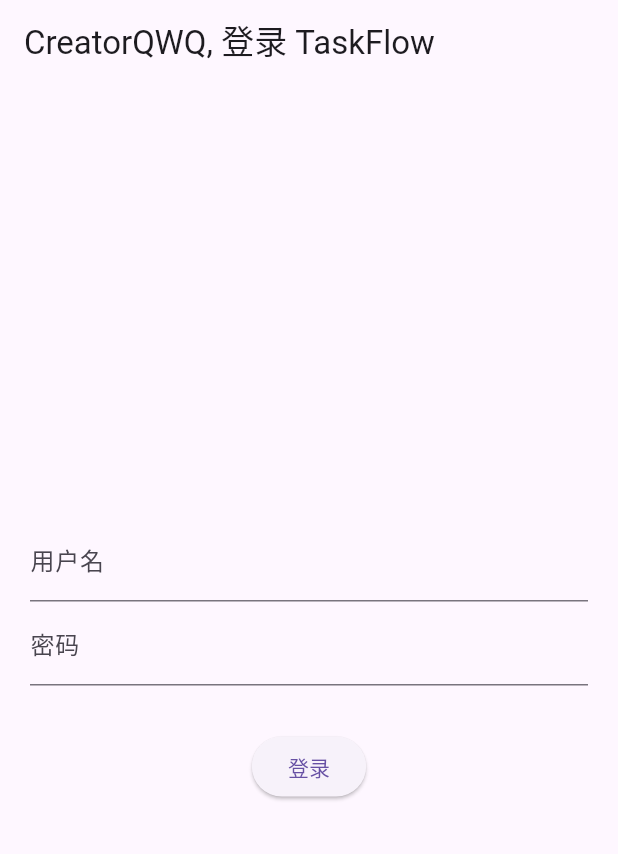
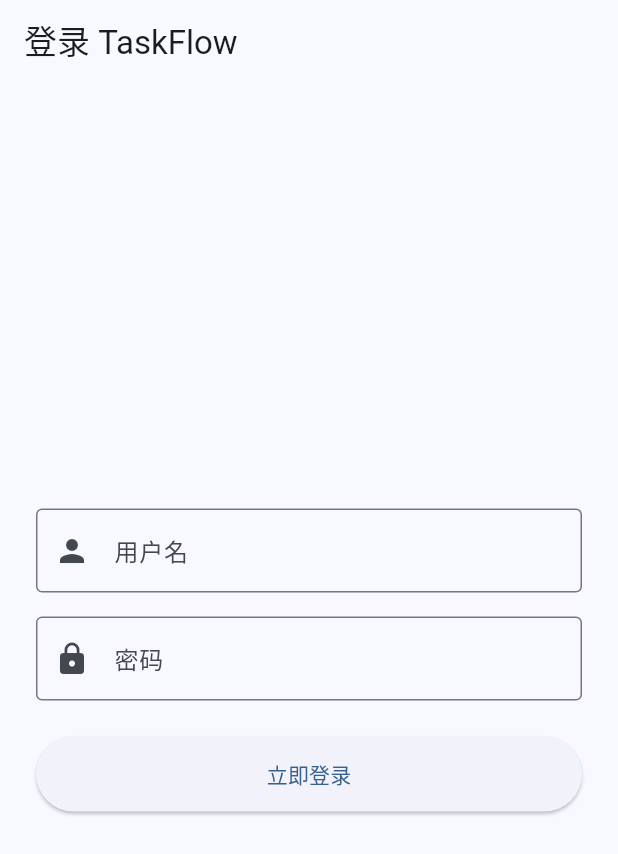
Before and after one commit to CreatorQWQ/taskflow, a Flutter app: the screen it shows after launch, on a phone screen of 412 x 824 dp. Shown: the top 854 px of the screen. Run offline on Flutter 3.47's test engine with Material 3 defaults, Android fonts, the phone set to English and light mode, and no system bars; our stand-ins replace dio, flutter_riverpod, flutter_secure_storage.

Commit message:
feat: 实现任务管理核心功能
添加任务模型、状态管理和界面组件
重构应用入口和路由逻辑
实现任务列表展示、添加和刷新功能

```diff
--- a/frontend/lib/main.dart
+++ b/frontend/lib/main.dart
@@ -1,104 +1,7 @@
-// lib/main.dart
-
 import 'package:flutter/material.dart';
 import 'package:flutter_riverpod/flutter_riverpod.dart';
-import 'src/features/auth/provider/auth_provider.dart';
-import 'src/features/auth/provider/auth_state.dart';
+import 'src/app.dart';
 
 void main() {
-  runApp(const ProviderScope(child: MyApp()));
+  runApp(const ProviderScope(child: TaskFlowApp()));
 }
-
-class MyApp extends ConsumerWidget {
-  const MyApp({super.key});
-
-  @override
-  Widget build(BuildContext context, WidgetRef ref) {
-    // 监听认证状态
-    final authState = ref.watch(authProvider);
-
-    return MaterialApp(
-      title: 'TaskFlow',
-      // 核心逻辑：如果状态是 authenticated，显示主页，否则显示登录页
-      home: authState.status == AuthStatus.authenticated
-          ? const HomeScreen()
-          : LoginScreen(),
-    );
-  }
-}
-
-// 简单的主页组件
-class HomeScreen extends ConsumerWidget {
-  const HomeScreen({super.key});
-
-  @override
-  Widget build(BuildContext context, WidgetRef ref) {
-    return Scaffold(
-      appBar: AppBar(
-        title: const Text("我的任务清单"),
-        actions: [
-          IconButton(
-            icon: const Icon(Icons.logout),
-            onPressed: () => ref.read(authProvider.notifier).logout(),
-          )
-        ],
-      ),
-      body: const Center(child: Text("欢迎回来！任务列表开发中...")),
-    );
-  }
-}
-
-class LoginScreen extends ConsumerWidget {
-  final _userController = TextEditingController();
-  final _passController = TextEditingController();
-
-  @override
-  Widget build(BuildContext context, WidgetRef ref) {
-    // 监听 authProvider 的状态
-    final authState = ref.watch(authProvider);
-
-    return Scaffold(
-      appBar: AppBar(title: const Text("CreatorQWQ, 登录 TaskFlow")),
-      body: Padding(
-        padding: const EdgeInsets.all(20.0),
-        child: Column(
-          mainAxisAlignment: MainAxisAlignment.center,
-          children: [
-            TextField(controller: _userController, decoration: const InputDecoration(labelText: "用户名")),
-            TextField(controller: _passController, decoration: const InputDecoration(labelText: "密码"), obscureText: true),
-            const SizedBox(height: 30),
-
-            // 根据不同状态显示不同内容
-            if (authState.status == AuthStatus.loading)
-              const CircularProgressIndicator()
-            else
-              ElevatedButton(
-                onPressed: () {
-                  // 调用 Notifier 里的登录方法
-                  ref.read(authProvider.notifier).login(
-                    _userController.text,
-                    _passController.text,
-                  );
-                },
-                child: const Text("登录"),
-              ),
-
-            // 如果报错，显示错误信息
-            if (authState.status == AuthStatus.error)
-              Padding(
-                padding: const EdgeInsets.only(top: 20),
-                child: Text(authState.errorMessage ?? "错误", style: const TextStyle(color: Colors.red)),
-              ),
-
-            // 如果成功，显示成功提示
-            if (authState.status == AuthStatus.authenticated)
-              const Padding(
-                padding: const EdgeInsets.only(top: 20),
-                child: Text("登录成功！", style: TextStyle(color: Colors.green, fontSize: 20)),
-              ),
-          ],
-        ),
-      ),
-    );
-  }
-}
--- /dev/null
+++ b/frontend/lib/src/app.dart
@@ -0,0 +1,31 @@
+import 'package:flutter/material.dart';
+import 'package:flutter_riverpod/flutter_riverpod.dart';
+import 'features/auth/provider/auth_provider.dart';
+import 'features/auth/provider/auth_state.dart';
+import 'features/auth/view/login_screen.dart';
+import 'features/tasks/view/home_screen.dart';
+
+class TaskFlowApp extends ConsumerWidget {
+  const TaskFlowApp({super.key});
+
+  @override
+  Widget build(BuildContext context, WidgetRef ref) {
+    final authState = ref.watch(authProvider);
+
+    // 如果正在检查 Token，显示一个全屏加载
+    if (authState.status == AuthStatus.checking) {
+      return const MaterialApp(
+        home: Scaffold(body: Center(child: CircularProgressIndicator())),
+      );
+    }
+
+    return MaterialApp(
+      debugShowCheckedModeBanner: false,
+      title: 'TaskFlow',
+      theme: ThemeData(useMaterial3: true, colorSchemeSeed: Colors.blue),
+      home: authState.status == AuthStatus.authenticated
+          ? const HomeScreen()
+          : LoginScreen(),
+    );
+  }
+}
--- a/frontend/lib/src/features/auth/provider/auth_state.dart
+++ b/frontend/lib/src/features/auth/provider/auth_state.dart
@@ -1,4 +1,4 @@
-enum AuthStatus { initial, loading, authenticated, unauthenticated, error }
+enum AuthStatus { initial, checking,loading, authenticated, unauthenticated, error }
 
 class AuthState {
   final AuthStatus status;
--- /dev/null
+++ b/frontend/lib/src/features/auth/view/login_screen.dart
@@ -0,0 +1,75 @@
+import 'package:flutter/material.dart';
+import 'package:flutter_riverpod/flutter_riverpod.dart';
+import '../provider/auth_provider.dart';
+import '../provider/auth_state.dart';
+
+class LoginScreen extends ConsumerWidget {
+  LoginScreen({super.key});
+
+  // 使用 final 并在 build 外定义，防止重复创建
+  final _userController = TextEditingController();
+  final _passController = TextEditingController();
+
+  @override
+  Widget build(BuildContext context, WidgetRef ref) {
+    final authState = ref.watch(authProvider);
+
+    return Scaffold(
+      appBar: AppBar(title: const Text("登录 TaskFlow")),
+      body: Padding(
+        padding: const EdgeInsets.all(24.0),
+        child: Center(
+          child: SingleChildScrollView( // 防止键盘弹出遮挡
+            child: Column(
+              children: [
+                TextField(
+                  controller: _userController,
+                  decoration: const InputDecoration(
+                    labelText: "用户名",
+                    prefixIcon: Icon(Icons.person),
+                    border: OutlineInputBorder(),
+                  ),
+                ),
+                const SizedBox(height: 16),
+                TextField(
+                  controller: _passController,
+                  decoration: const InputDecoration(
+                    labelText: "密码",
+                    prefixIcon: Icon(Icons.lock),
+                    border: OutlineInputBorder(),
+                  ),
+                  obscureText: true,
+                ),
+                const SizedBox(height: 24),
+                if (authState.status == AuthStatus.loading)
+                  const CircularProgressIndicator()
+                else
+                  SizedBox(
+                    width: double.infinity,
+                    height: 50,
+                    child: ElevatedButton(
+                      onPressed: () {
+                        ref.read(authProvider.notifier).login(
+                          _userController.text,
+                          _passController.text,
+                        );
+                      },
+                      child: const Text("立即登录"),
+                    ),
+                  ),
+                if (authState.status == AuthStatus.error)
+                  Padding(
+                    padding: const EdgeInsets.only(top: 16),
+                    child: Text(
+                      authState.errorMessage ?? "登录失败",
+                      style: const TextStyle(color: Colors.red),
+                    ),
+                  ),
+              ],
+            ),
+          ),
+        ),
+      ),
+    );
+  }
+}
```
Also changed, not shown: frontend/lib/src/features/auth/provider/auth_provider.dart (+14 -2 lines), frontend/lib/src/features/tasks/model/task_model.dart (added, +27 -0 lines), frontend/lib/src/features/tasks/provider/task_provider.dart (added, +45 -0 lines), frontend/lib/src/features/tasks/view/home_screen.dart (added, +125 -0 lines), 1 other file.
